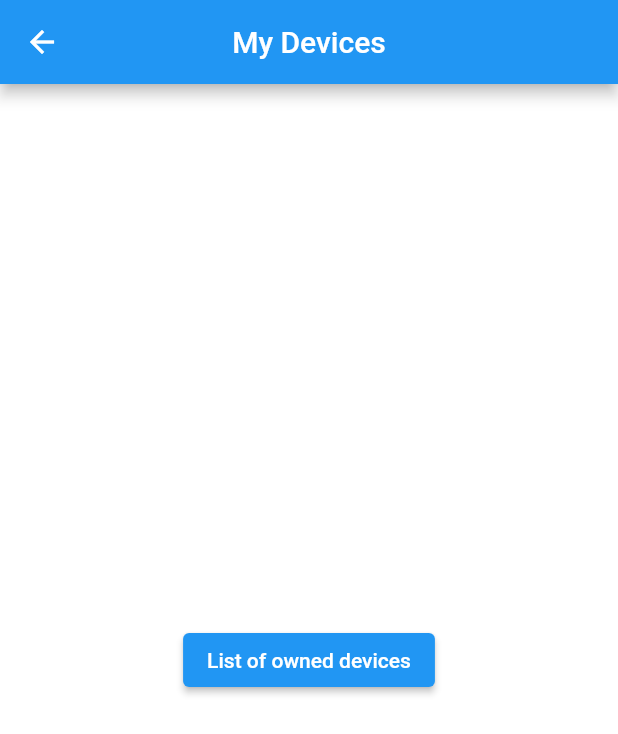
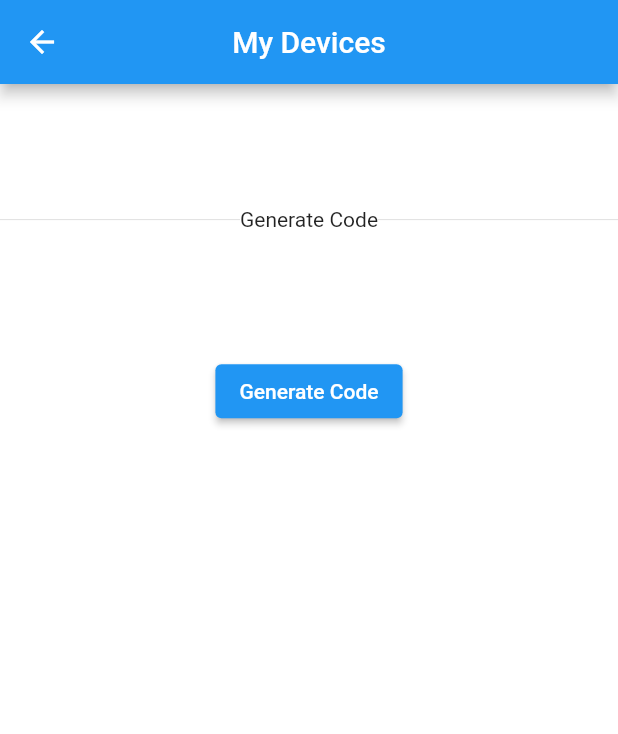
Before and after one commit to abdullahabid04/flutterapp, a Flutter app: the ShareMyDevices screen opened directly, on a phone screen of 412 x 824 dp. Shown: the top 734 px of the screen. Run offline on Flutter 3.47's test engine with Material 2 defaults, Android fonts, the phone set to English and light mode, and no system bars; our stand-ins replace flutter_svg.

Commit message:
ninth commit

```diff
--- a/lib/UserDashBoard/SideBarScreens/sharemydevices.dart
+++ b/lib/UserDashBoard/SideBarScreens/sharemydevices.dart
@@ -0,0 +1,49 @@
+import 'package:flutter/material.dart';
+import 'generatecode.dart';
+
+class ShareDevice extends StatelessWidget {
+  @override
+  Widget build(BuildContext context) {
+    Size size = MediaQuery.of(context).size;
+    return Container(
+      alignment: Alignment.center,
+      child: Column(
+        children: [
+          Container(
+            height: size.height * 0.1,
+          ),
+          Row(
+            children: [
+              Expanded(child: Divider()),
+              Container(
+                child: Text("Generate Code"),
+              ),
+              Expanded(child: Divider()),
+            ],
+          ),
+          Container(
+            height: size.height * 0.05,
+          ),
+          // DataTable(
+          //   columns: [],
+          //   rows: [],
+          // ),
+          Container(
+            height: size.height * 0.05,
+          ),
+          Center(
+            child: ElevatedButton(
+                onPressed: () {
+                  Navigator.push(
+                    context,
+                    MaterialPageRoute(
+                        builder: (context) => const GenerateCode()),
+                  );
+                },
+                child: Text("Generate Code")),
+          ),
+        ],
+      ),
+    );
+  }
+}
--- a/lib/UserDashBoard/sidebarroutes.dart
+++ b/lib/UserDashBoard/sidebarroutes.dart
@@ -5,6 +5,7 @@ import 'SideBarScreens/referralprogram.dart';
 import 'SideBarScreens/servicehistory.dart';
 import 'SideBarScreens/billing.dart';
 import 'SideBarScreens/myprofile.dart';
+import 'SideBarScreens/sharemydevices.dart';
 
 class ScanForQuality extends StatelessWidget {
   const ScanForQuality({Key? key}) : super(key: key);
@@ -103,14 +104,7 @@ class ShareMyDevices extends StatelessWidget {
           onPressed: () => {Navigator.of(context).pop()},
         ),
       ),
-      body: Center(
-        child: ElevatedButton(
-          child: const Text('List of owned devices'),
-          onPressed: () {
-            // Navigate to second route when tapped.
-          },
-        ),
-      ),
+      body: ShareDevice(),
     );
   }
 }
```
Also changed, not shown: lib/UserDashBoard/SideBarScreens/generatecode.dart (added, +51 -0 lines).
